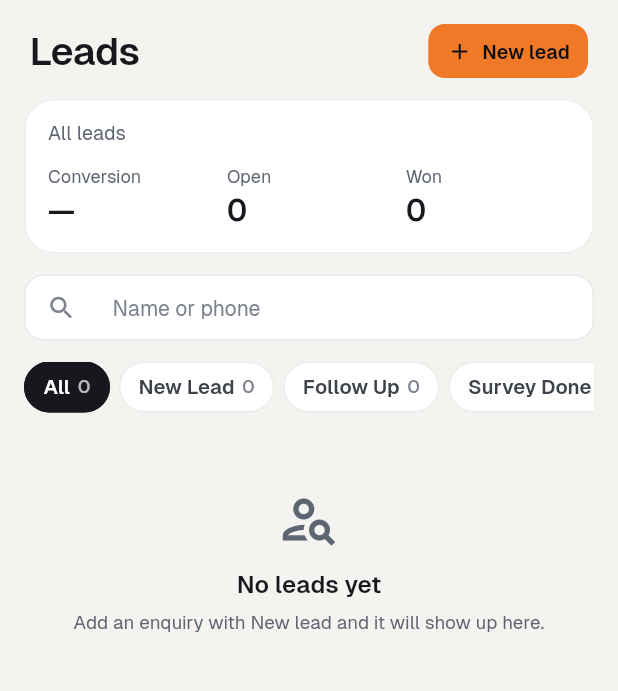
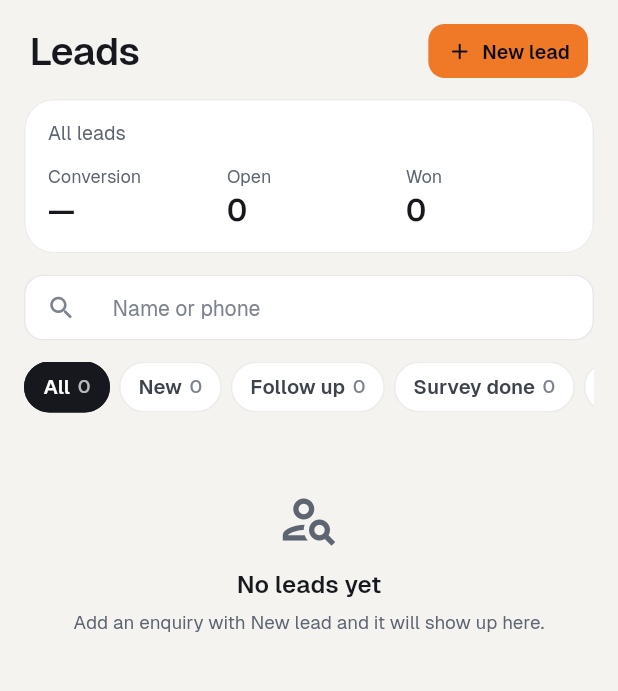
Before and after one commit to Arunpnm/Nagarva_app, a Flutter app: the LeadsPageWidget screen opened directly, on a phone screen of 412 x 824 dp, the part 72-763 px from its top. Run offline on Flutter 3.47's test engine with Material 3 defaults, Android fonts, the phone set to English and light mode, and no system bars; our stand-ins replace app_links, auto_size_text, dropdown_button2, file_picker, font_awesome_flutter, from_css_color and 9 more; missing offline and left inert: android_intent_plus, json_path; accounts and stored records are empty; generated files the repository leaves out were written again.

Commit message:
Lead status labels in sentence case; plural for days late
Co-Authored-By: Claude Opus 5.5 <noreply@anthropic.com>
Claude-Session: https://claude.ai/code/session_01Htpnoh8ri5Ujc73VoUVuYC

```diff
--- a/lib/backend/lead_status.dart
+++ b/lib/backend/lead_status.dart
@@ -77,10 +77,11 @@ List<String> leadStatusMatchValues(String canonical) => [
 
 String leadStatusLabel(String? raw) {
   switch (canonicalLeadStatus(raw)) {
+    // Sentence case, as the handoff writes them.
     case kLeadStatusFollowUp:
-      return 'Follow Up';
+      return 'Follow up';
     case kLeadStatusSurveyDone:
-      return 'Survey Done';
+      return 'Survey done';
     case kLeadStatusQuoted:
       return 'Quoted';
     case kLeadStatusConfirmed:
@@ -88,7 +89,7 @@ String leadStatusLabel(String? raw) {
     case kLeadStatusLost:
       return 'Lost';
     default:
-      return 'New Lead';
+      return 'New';
   }
 }
 
--- a/lib/l10n/app_en.arb
+++ b/lib/l10n/app_en.arb
@@ -3534,7 +3534,7 @@
   "@ngReceived": {
     "description": "Payments tab"
   },
-  "ngDaysLate": "{n} days late",
+  "ngDaysLate": "{n, plural, =1{1 day late} other{{n} days late}}",
   "@ngDaysLate": {
     "description": "Payments due card",
     "placeholders": {
--- a/lib/l10n/app_hi.arb
+++ b/lib/l10n/app_hi.arb
@@ -835,7 +835,7 @@
   "ngQuote": "कोटेशन",
   "ngTabDone": "पूरे",
   "ngReceived": "प्राप्त",
-  "ngDaysLate": "{n} दिन देर",
+  "ngDaysLate": "{n, plural, =1{1 दिन देर} other{{n} दिन देर}}",
   "ngNoPaymentsYet": "अभी कोई भुगतान दर्ज नहीं",
   "ngOpsTitle": "ऑपरेशन्स",
   "ngOpsNewTrip": "नई ट्रिप",
--- a/lib/l10n/app_kn.arb
+++ b/lib/l10n/app_kn.arb
@@ -835,7 +835,7 @@
   "ngQuote": "ಕೊಟೇಶನ್",
   "ngTabDone": "ಮುಗಿದವು",
   "ngReceived": "ಸ್ವೀಕರಿಸಿದವು",
-  "ngDaysLate": "{n} ದಿನ ತಡ",
+  "ngDaysLate": "{n, plural, =1{1 ದಿನ ತಡ} other{{n} ದಿನ ತಡ}}",
   "ngNoPaymentsYet": "ಇನ್ನೂ ಯಾವುದೇ ಪಾವತಿ ದಾಖಲಾಗಿಲ್ಲ",
   "ngOpsTitle": "ಕಾರ್ಯಾಚರಣೆ",
   "ngOpsNewTrip": "ಹೊಸ ಟ್ರಿಪ್",
--- a/lib/l10n/app_ml.arb
+++ b/lib/l10n/app_ml.arb
@@ -835,7 +835,7 @@
   "ngQuote": "ക്വട്ടേഷൻ",
   "ngTabDone": "പൂർത്തിയായവ",
   "ngReceived": "ലഭിച്ചവ",
-  "ngDaysLate": "{n} ദിവസം വൈകി",
+  "ngDaysLate": "{n, plural, =1{1 ദിവസം വൈകി} other{{n} ദിവസം വൈകി}}",
   "ngNoPaymentsYet": "ഇതുവരെ പേയ്മെന്റുകൾ രേഖപ്പെടുത്തിയിട്ടില്ല",
   "ngOpsTitle": "ഓപ്പറേഷൻസ്",
   "ngOpsNewTrip": "പുതിയ ട്രിപ്പ്",
--- a/lib/l10n/app_ta.arb
+++ b/lib/l10n/app_ta.arb
@@ -835,7 +835,7 @@
   "ngQuote": "மதிப்பீடு",
   "ngTabDone": "முடிந்தவை",
   "ngReceived": "பெறப்பட்டவை",
-  "ngDaysLate": "{n} நாள் தாமதம்",
+  "ngDaysLate": "{n, plural, =1{1 நாள் தாமதம்} other{{n} நாள் தாமதம்}}",
   "ngNoPaymentsYet": "இன்னும் கட்டணம் பதிவு செய்யப்படவில்லை",
   "ngOpsTitle": "செயல்பாடுகள்",
   "ngOpsNewTrip": "புதிய பயணம்",
--- a/lib/l10n/app_te.arb
+++ b/lib/l10n/app_te.arb
@@ -835,7 +835,7 @@
   "ngQuote": "కొటేషన్",
   "ngTabDone": "పూర్తయినవి",
   "ngReceived": "అందినవి",
-  "ngDaysLate": "{n} రోజులు ఆలస్యం",
+  "ngDaysLate": "{n, plural, =1{1 రోజు ఆలస్యం} other{{n} రోజులు ఆలస్యం}}",
   "ngNoPaymentsYet": "ఇంకా చెల్లింపులు నమోదు కాలేదు",
   "ngOpsTitle": "ఆపరేషన్స్",
   "ngOpsNewTrip": "కొత్త ట్రిప్",
```
